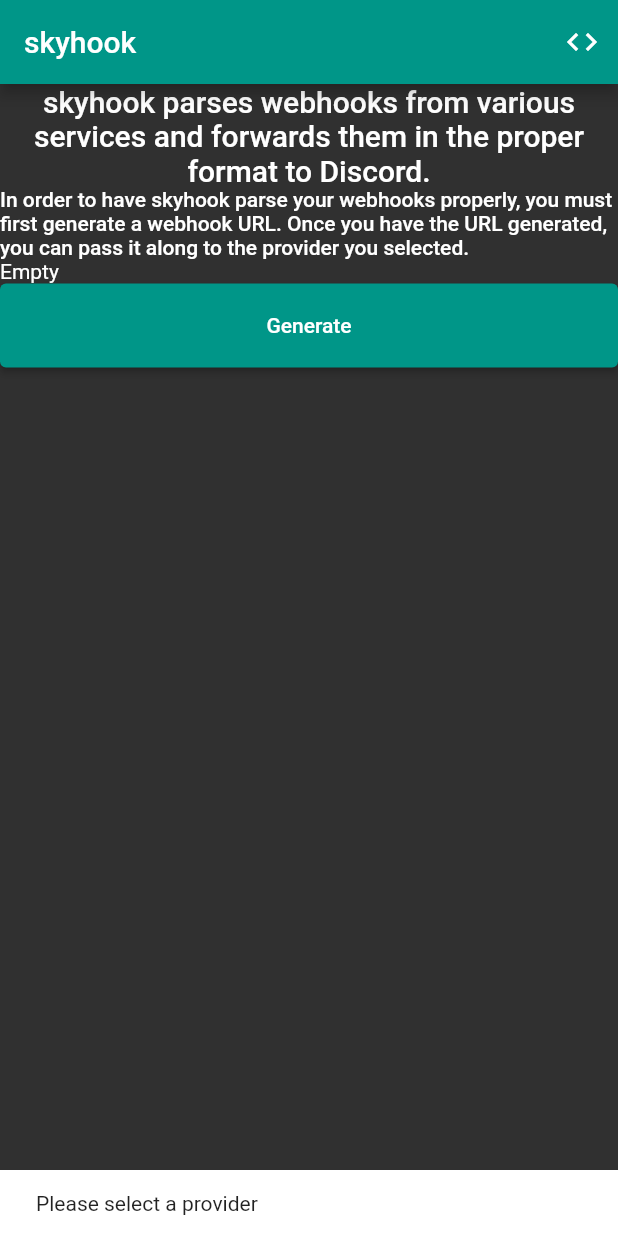
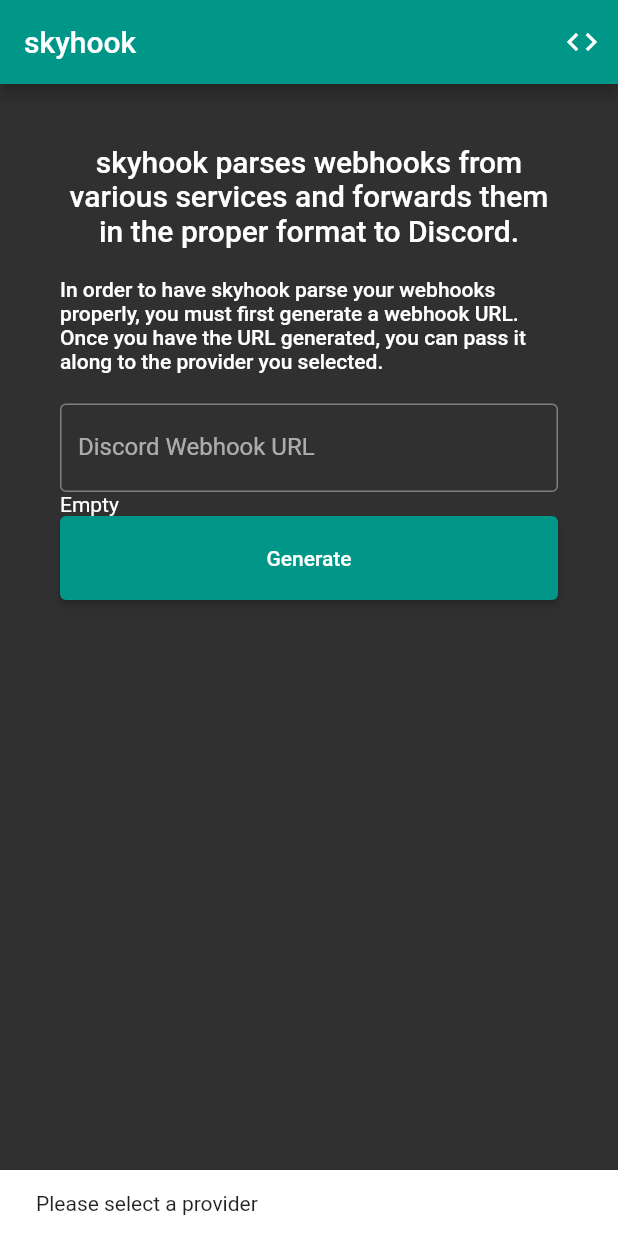
Before and after one commit to Commit451/skyhook-web, a Flutter app: the screen it shows after launch, after a tap on "Generate", on a phone screen of 412 x 824 dp. Run offline on Flutter 3.47's test engine with Material 2 defaults, Android fonts, the phone set to English and light mode, and no system bars; network calls fail.

Commit message:
Controller

```diff
--- a/lib/skyhook_home_page.dart
+++ b/lib/skyhook_home_page.dart
@@ -16,12 +16,21 @@
 
 class _SkyhookHomePageState extends State<SkyhookHomePage> {
   List<Provider> _providers = List.empty();
-  Provider? _selectedProvider = null;
+  Provider? _selectedProvider;
+  String? _currentErrorMessage;
+  late TextEditingController _controller;
 
   @override
   void initState() {
     super.initState();
+    _controller = TextEditingController();
     _loadProviders();
+  }
+
+  @override
+  void dispose() {
+    _controller.dispose();
+    super.dispose();
   }
 
   void _loadProviders() {
@@ -49,12 +58,15 @@
   }
 
   void _generate() {
-    if (_selectedProvider == null) {
+    String path = _selectedProvider?.path ?? "";
+    if (path.isEmpty) {
       SnackBarHelper.show(context, 'Please select a provider');
-    } else {
-      Clipboard.setData(ClipboardData(text: _selectedProvider?.name));
-      SnackBarHelper.show(context, 'Copied to clipboard');
+      return;
     }
+    String url = _controller.text;
+    // todo validate the URL
+    Clipboard.setData(ClipboardData(text: url + "/" + path));
+    SnackBarHelper.show(context, 'Copied to clipboard');
   }
 
   @override
@@ -73,15 +85,27 @@
         ],
       ),
       body: ListView(
+        padding: const EdgeInsets.all(40.0),
         children: <Widget>[
           Text(
             'skyhook parses webhooks from various services and forwards them in the proper format to Discord.',
             style: Theme.of(context).textTheme.titleLarge,
             textAlign: TextAlign.center,
           ),
+          separator(),
           Text(
             'In order to have skyhook parse your webhooks properly, you must first generate a webhook URL. Once you have the URL generated, you can pass it along to the provider you selected.',
             style: Theme.of(context).textTheme.bodyText1,
+          ),
+          separator(),
+          TextFormField(
+            controller: _controller,
+            decoration: InputDecoration(
+              labelText: 'Discord Webhook URL',
+              errorText: _currentErrorMessage,
+              border: const OutlineInputBorder(),
+              suffixIcon: errorIcon(),
+            ),
           ),
           _providerList(_providers),
           ElevatedButton(
@@ -94,6 +118,14 @@
         ],
       ),
     );
+  }
+
+  Widget? errorIcon() {
+    if (_currentErrorMessage == null) {
+      return null;
+    } else {
+      return const Icon(Icons.error);
+    }
   }
 
   Widget _providerList(List<Provider> providers) {
@@ -118,4 +150,10 @@
           return widget;
         }).toList());
   }
+
+  Widget separator() {
+    return const SizedBox(
+      height: 20.0,
+    );
+  }
 }
```
